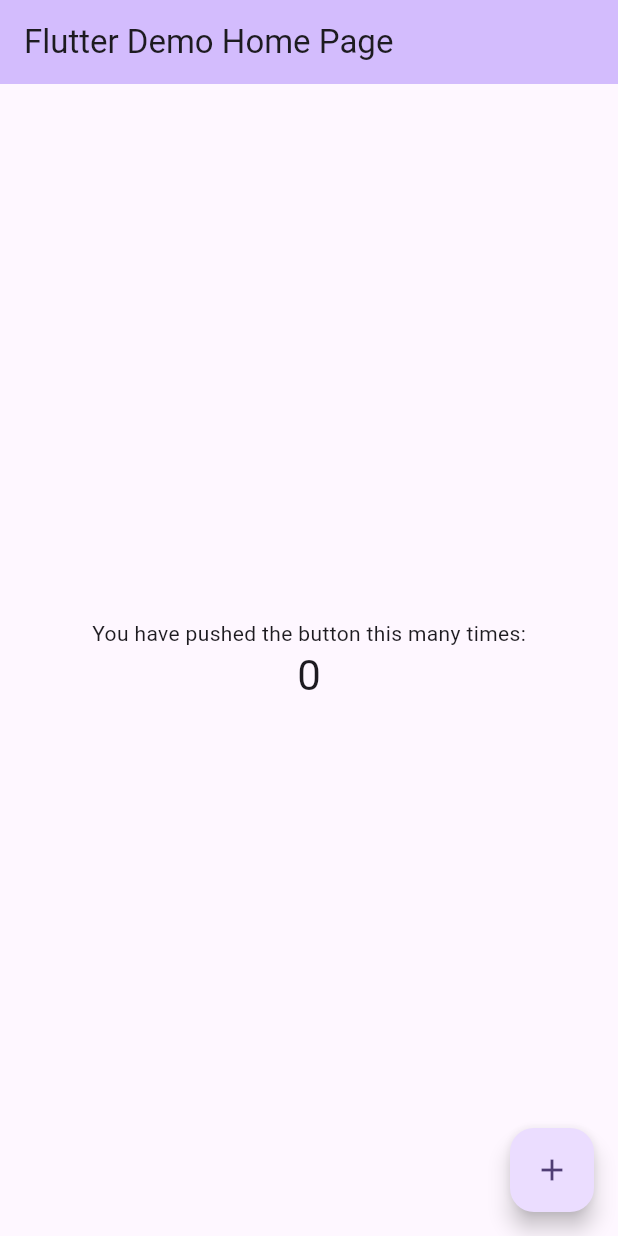
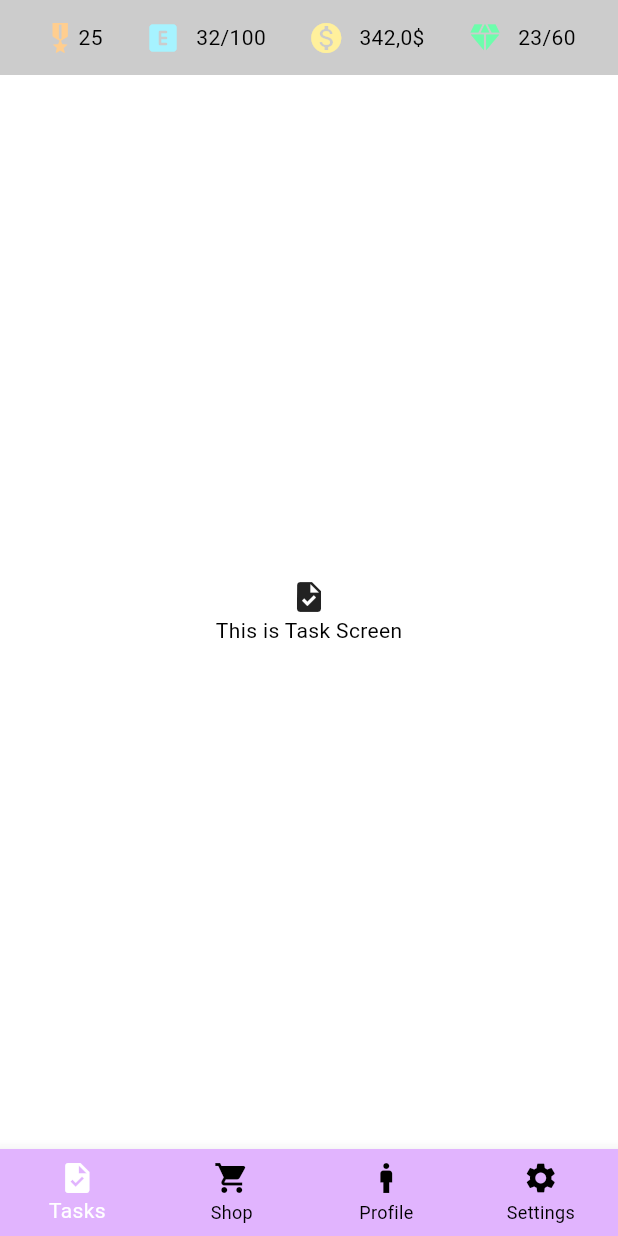
Before and after one commit to GanboldG/RPG-task-manager, a Flutter app: the screen it shows after launch, on a phone screen of 412 x 824 dp. Run offline on Flutter 3.47's test engine with Material 3 defaults, Android fonts, the phone set to English and light mode, and no system bars.

Commit message:
Creates file tree, adds important libraries, adds main UI elements

```diff
--- /dev/null
+++ b/lib/app_colors.dart
@@ -0,0 +1,21 @@
+import 'package:flutter/material.dart';
+
+class AppColors {
+  static const primary = Color.fromARGB(255, 225, 180, 254);
+  static const secondary = Color.fromARGB(255, 0, 0, 0);
+
+  static const background = Color.fromARGB(255, 255, 255, 255);
+  static const surface = Color.fromARGB(255, 0, 0, 0);
+
+  static const textPrimary = Color.fromARGB(255, 0, 0, 0);
+  static const textSecondary = Color.fromARGB(255, 141, 141, 141);
+
+  // Appbar
+  static const appBarSecondary = Color.fromARGB(255, 204, 204, 204);
+
+  // Resource icons
+  static const level = Color.fromARGB(255, 255, 206, 143);
+  static const experience = Color.fromARGB(255, 166, 243, 255);
+  static const gold = Color.fromARGB(255, 255, 240, 156);
+  static const gemstone = Color.fromARGB(255, 109, 253, 172);
+}
--- a/lib/main.dart
+++ b/lib/main.dart
@@ -1,122 +1,111 @@
 import 'package:flutter/material.dart';
+import 'package:flutter/services.dart';
+import 'package:rpg_task_manager/app_colors.dart';
+import 'package:rpg_task_manager/screens/profile_screen.dart';
+import 'package:rpg_task_manager/screens/settings_screen.dart';
+import 'package:rpg_task_manager/screens/shop_screen.dart';
+import 'package:rpg_task_manager/screens/task_screen.dart';
+import 'package:rpg_task_manager/widgets/resource_bar.dart';
 
 void main() {
+  // To hide status bar on android phone
+  WidgetsFlutterBinding.ensureInitialized();
+
+  SystemChrome.setEnabledSystemUIMode(
+    SystemUiMode.immersiveSticky,
+  );
+
   runApp(const MyApp());
 }
 
 class MyApp extends StatelessWidget {
   const MyApp({super.key});
 
-  // This widget is the root of your application.
   @override
   Widget build(BuildContext context) {
     return MaterialApp(
-      title: 'Flutter Demo',
+      title: 'RPG Task Manager',
       theme: ThemeData(
-        // This is the theme of your application.
-        //
-        // TRY THIS: Try running your application with "flutter run". You'll see
-        // the application has a purple toolbar. Then, without quitting the app,
-        // try changing the seedColor in the colorScheme below to Colors.green
-        // and then invoke "hot reload" (save your changes or press the "hot
-        // reload" button in a Flutter-supported IDE, or press "r" if you used
-        // the command line to start the app).
-        //
-        // Notice that the counter didn't reset back to zero; the application
-        // state is not lost during the reload. To reset the state, use hot
-        // restart instead.
-        //
-        // This works for code too, not just values: Most code changes can be
-        // tested with just a hot reload.
-        colorScheme: .fromSeed(seedColor: Colors.deepPurple),
+        scaffoldBackgroundColor: AppColors.background,
+        primaryColor: AppColors.primary,
+
+        colorScheme: ColorScheme.light(
+          primary: AppColors.primary,
+          secondary: AppColors.secondary,
+          surface: AppColors.surface,
+        ),
+
+        bottomNavigationBarTheme: BottomNavigationBarThemeData(
+          backgroundColor: AppColors.primary,
+          selectedItemColor: const Color.fromARGB(255, 255, 255, 255),
+          unselectedItemColor: Colors.black,
+        ),
+
+        appBarTheme: AppBarThemeData(
+          backgroundColor: AppColors.appBarSecondary
+        )
       ),
-      home: const MyHomePage(title: 'Flutter Demo Home Page'),
+      home: HomePage(),
     );
   }
 }
 
-class MyHomePage extends StatefulWidget {
-  const MyHomePage({super.key, required this.title});
-
-  // This widget is the home page of your application. It is stateful, meaning
-  // that it has a State object (defined below) that contains fields that affect
-  // how it looks.
-
-  // This class is the configuration for the state. It holds the values (in this
-  // case the title) provided by the parent (in this case the App widget) and
-  // used by the build method of the State. Fields in a Widget subclass are
-  // always marked "final".
-
-  final String title;
-
+class HomePage extends StatefulWidget {
   @override
-  State<MyHomePage> createState() => _MyHomePageState();
+  _HomePageState createState() => _HomePageState();
 }
 
-class _MyHomePageState extends State<MyHomePage> {
-  int _counter = 0;
+class _HomePageState extends State<HomePage> {
+  int _index = 0;
 
-  void _incrementCounter() {
-    setState(() {
-      // This call to setState tells the Flutter framework that something has
-      // changed in this State, which causes it to rerun the build method below
-      // so that the display can reflect the updated values. If we changed
-      // _counter without calling setState(), then the build method would not be
-      // called again, and so nothing would appear to happen.
-      _counter++;
-    });
-  }
+  final List<Widget> _screens = [
+    TaskScreen(),
+    ShopScreen(),
+    ProfileScreen(),
+    SettingsScreen(),
+  ];
 
   @override
   Widget build(BuildContext context) {
-    // This method is rerun every time setState is called, for instance as done
-    // by the _incrementCounter method above.
-    //
-    // The Flutter framework has been optimized to make rerunning build methods
-    // fast, so that you can just rebuild anything that needs updating rather
-    // than having to individually change instances of widgets.
     return Scaffold(
-      appBar: AppBar(
-        // TRY THIS: Try changing the color here to a specific color (to
-        // Colors.amber, perhaps?) and trigger a hot reload to see the AppBar
-        // change color while the other colors stay the same.
-        backgroundColor: Theme.of(context).colorScheme.inversePrimary,
-        // Here we take the value from the MyHomePage object that was created by
-        // the App.build method, and use it to set our appbar title.
-        title: Text(widget.title),
-      ),
-      body: Center(
-        // Center is a layout widget. It takes a single child and positions it
-        // in the middle of the parent.
-        child: Column(
-          // Column is also a layout widget. It takes a list of children and
-          // arranges them vertically. By default, it sizes itself to fit its
-          // children horizontally, and tries to be as tall as its parent.
-          //
-          // Column has various properties to control how it sizes itself and
-          // how it positions its children. Here we use mainAxisAlignment to
-          // center the children vertically; the main axis here is the vertical
-          // axis because Columns are vertical (the cross axis would be
-          // horizontal).
-          //
-          // TRY THIS: Invoke "debug painting" (choose the "Toggle Debug Paint"
-          // action in the IDE, or press "p" in the console), to see the
-          // wireframe for each widget.
-          mainAxisAlignment: .center,
+        extendBodyBehindAppBar: true,
+        body: Column(
           children: [
-            const Text('You have pushed the button this many times:'),
-            Text(
-              '$_counter',
-              style: Theme.of(context).textTheme.headlineMedium,
+            ResourceBar(),
+            Expanded(
+              child: IndexedStack(
+                index: _index,
+                children: _screens,
+              ),
+            )
+          ]
+        ),
+        bottomNavigationBar: BottomNavigationBar(
+          type: BottomNavigationBarType.fixed,
+          currentIndex: _index,
+          onTap: (i) {
+            setState(() => _index = i);
+          },
+
+          items: const [
+            BottomNavigationBarItem(
+              icon: Icon(Icons.task),
+              label: "Tasks",
+            ),
+            BottomNavigationBarItem(
+              icon: Icon(Icons.local_grocery_store),
+              label: "Shop",
+            ),
+            BottomNavigationBarItem(
+              icon: Icon(Icons.man),
+              label: "Profile",
+            ),
+            BottomNavigationBarItem(
+              icon: Icon(Icons.settings),
+              label: "Settings",
             ),
           ],
         ),
-      ),
-      floatingActionButton: FloatingActionButton(
-        onPressed: _incrementCounter,
-        tooltip: 'Increment',
-        child: const Icon(Icons.add),
-      ),
     );
   }
 }
--- /dev/null
+++ b/lib/screens/task_screen.dart
@@ -0,0 +1,27 @@
+import 'package:flutter/material.dart';
+
+class TaskScreen extends StatefulWidget{
+  TaskScreen({super.key});
+
+  @override
+  State<TaskScreen> createState() => _TaskScreenState();
+}
+
+
+class _TaskScreenState extends State<TaskScreen>{
+
+  @override
+  Widget build(BuildContext context){
+    return Scaffold(
+      body: Center(
+        child: Column(
+          mainAxisAlignment: MainAxisAlignment.center,
+          children: [
+            Icon(Icons.task),
+            Text("This is Task Screen"),
+          ]
+        )
+      )
+    );
+  }
+}
--- /dev/null
+++ b/lib/widgets/resource_bar.dart
@@ -0,0 +1,55 @@
+import "package:flutter/material.dart";
+import "package:rpg_task_manager/app_colors.dart";
+
+class ResourceBar extends StatefulWidget{
+  ResourceBar({super.key});
+
+  @override
+  State<ResourceBar> createState() => _ResourceBarState();
+}
+
+
+class _ResourceBarState extends State<ResourceBar>{
+  @override
+  Widget build(BuildContext context){
+    return Container(
+      color: AppColors.appBarSecondary,
+      height: 50,
+      child: Row(
+        mainAxisAlignment: MainAxisAlignment.spaceEvenly,
+        children: [
+          Row(
+            children: [
+              Icon(Icons.military_tech, color: AppColors.level),
+              Text("25"),
+            ]
+          ),
+
+          Row(
+            children: [
+              Icon(Icons.explicit_rounded, color: AppColors.experience),
+              SizedBox(width: 10),
+              Text("32/100"),
+            ]
+          ),
+
+          Row(
+            children: [
+              Icon(Icons.monetization_on, color: AppColors.gold),
+              SizedBox(width: 10),
+              Text("342,0\$"),
+            ]
+          ),
+
+          Row(
+            children: [
+              Icon(Icons.diamond, color: AppColors.gemstone),
+              SizedBox(width: 10),
+              Text("23/60"),
+            ]
+          )
+        ]
+      )
+    );
+  }
+}
```
Also changed, not shown: lib/screens/profile_screen.dart (added, +27 -0 lines), lib/screens/settings_screen.dart (added, +27 -0 lines), lib/screens/shop_screen.dart (added, +27 -0 lines), pubspec.yaml (+19 -70 lines), assets/images/task_manager_icon.png (added), pubspec.lock, 8 other files.
